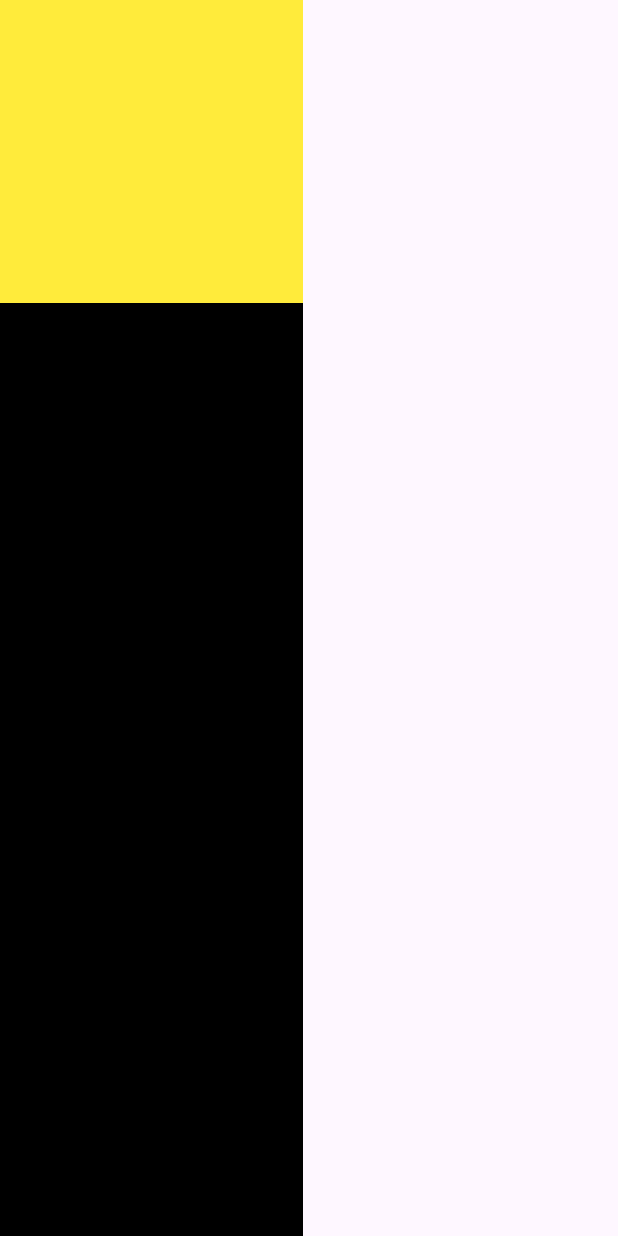
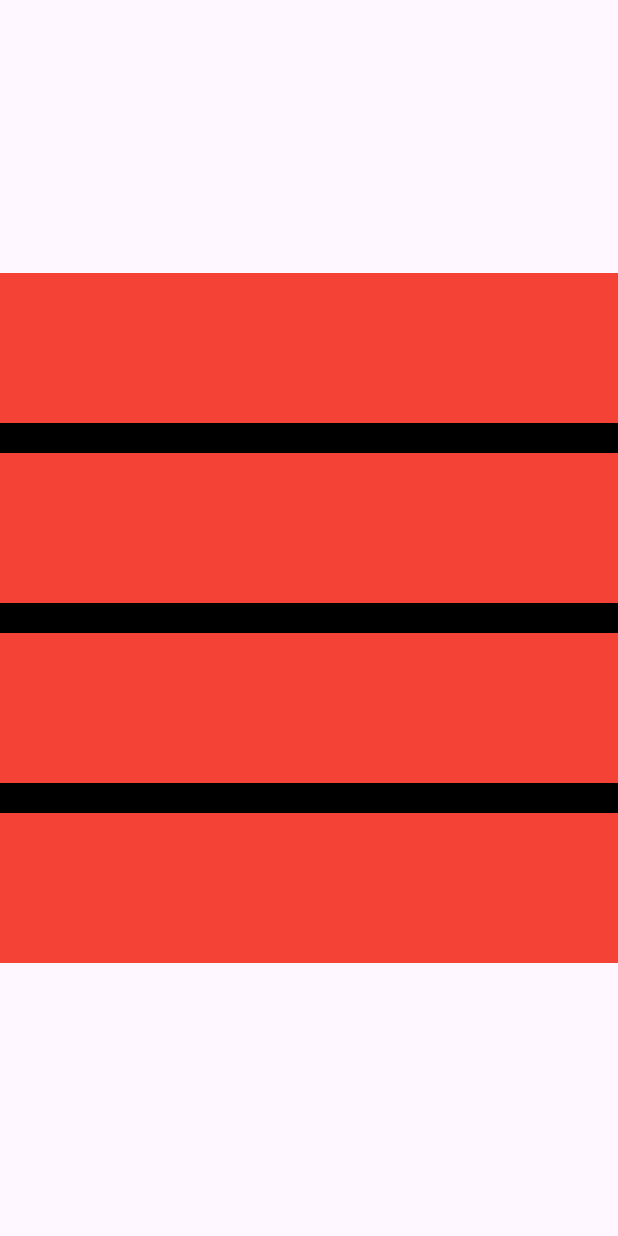
Before and after one commit to EldhoSaji55/listviewsample, a Flutter app: the screen it shows after launch, on a phone screen of 412 x 824 dp. Run offline on Flutter 3.47's test engine with Material 3 defaults, Android fonts, the phone set to English and light mode, and no system bars.

Commit message:
Listview_update

```diff
--- a/analysis_options.yaml
+++ b/analysis_options.yaml
@@ -7,7 +7,7 @@
 
 # The following line activates a set of recommended lints for Flutter apps,
 # packages, and plugins designed to encourage good coding practices.
-include: package:flutter_lints/flutter.yaml
+# include: package:flutter_lints/flutter.yaml
 
 linter:
   # The lint rules applied to this project can be customized in the
@@ -23,6 +23,5 @@ linter:
   rules:
     # avoid_print: false  # Uncomment to disable the `avoid_print` rule
     # prefer_single_quotes: true  # Uncomment to enable the `prefer_single_quotes` rule
-
 # Additional information about this file can be found at
 # https://dart.dev/guides/language/analysis-options
--- a/lib/main.dart
+++ b/lib/main.dart
@@ -22,17 +22,25 @@
   @override
   Widget build(BuildContext context) {
     return Scaffold(
-      body: Container(
-        color: Colors.black,
-        child: Column(
-          children: [
-            Container(
-              height: 202,
-              width: 202,
-              color: Colors.yellow,
-            )
-          ],
-        ),
+      body: Column(
+        children: [
+          Flexible(
+            child: Center(
+              child: ListView.separated(
+                shrinkWrap: true,
+                itemCount: 4,
+                itemBuilder: (context, index) => Container(
+                  height: 100,
+                  color: Colors.red,
+                ),
+                separatorBuilder: (context, index) => Container(
+                  height: 20,
+                  color: Colors.black,
+                ),
+              ),
+            ),
+          ),
+        ],
       ),
     );
   }
```
